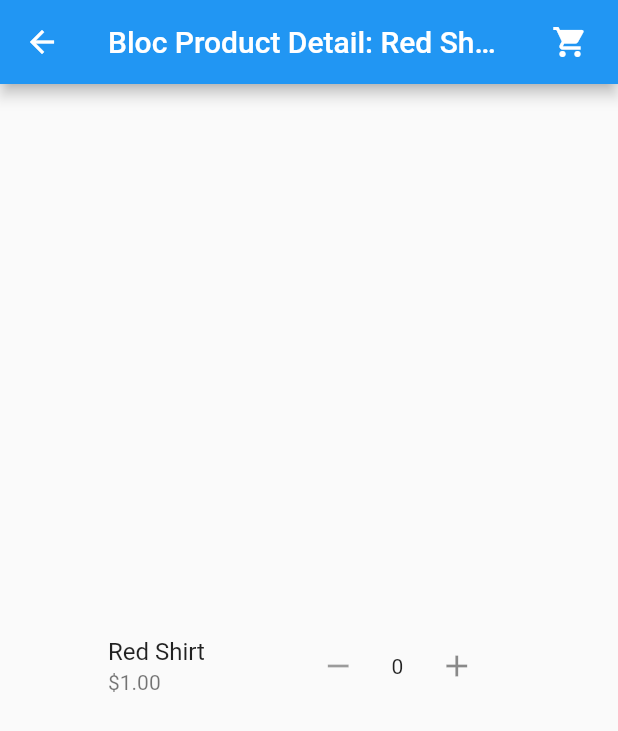
After one commit to emmett-deen/Flutter-Atlanta-State-Management-Comparison, a Flutter app: the RiverpodProductListingScreen screen opened directly, after a tap on "Red Shirt", on a phone screen of 412 x 824 dp. The commit adds this screen. Shown: the top 731 px of the screen. Run offline on Flutter 3.47's test engine with Material 2 defaults, Android fonts, the phone set to English and light mode, and no system bars; drawn by our look-alikes of badges; our stand-ins replace flutter_bloc, flutter_riverpod, freezed_annotation, get; generated files the repository leaves out were written again.

Commit message:
Finished demo

```diff
--- /dev/null
+++ b/lib/riverpod/screens.dart/riverpod_product_detail_screen.dart
@@ -0,0 +1,60 @@
+import 'package:badges/badges.dart';
+import 'package:flutter/material.dart';
+import 'package:flutter_atlanta_state_management_comparison/data/models/product.dart';
+import 'package:flutter_atlanta_state_management_comparison/widgets/product_list_tile.dart';
+import 'package:flutter_riverpod/flutter_riverpod.dart';
+
+import '../providers/cart_provider.dart';
+
+class RiverpodProductDetailScreen extends ConsumerWidget {
+  final Product product;
+  const RiverpodProductDetailScreen({Key? key, required this.product})
+      : super(key: key);
+
+  @override
+  Widget build(BuildContext context, WidgetRef ref) {
+    final cart = ref.watch(cartProvider);
+
+    return Scaffold(
+      appBar: AppBar(
+        title: Text('Bloc Product Detail: ${product.title}'),
+        actions: [
+          Padding(
+            padding: const EdgeInsets.all(8.0),
+            child: Badge(
+              position: BadgePosition.topEnd(end: -5),
+              badgeContent: Text(cart.isNotEmpty ? '${cart.length}' : '0'),
+              showBadge: cart.isNotEmpty,
+              child: IconButton(
+                icon: const Icon(Icons.shopping_cart),
+                onPressed: () {},
+              ),
+            ),
+          )
+        ],
+      ),
+      body: Center(
+        child: SizedBox(
+          width: 300,
+          height: 64,
+          child: ProductListTile(
+            product: product,
+            quantity:
+                cart.where((element) => element == product).length,
+            onDecrement:
+                (cart.where((element) => element == product ).isEmpty)
+                    ? null
+                    : () {
+                        ref
+                            .read(cartProvider.notifier)
+                            .removeProduct(product);
+                      },
+            onIncrement: () {
+              ref.read(cartProvider.notifier).addProduct(product);
+            },
+          ),
+        ),
+      ),
+    );
+  }
+}
--- a/lib/riverpod/screens.dart/riverpod_product_listing_screen.dart
+++ b/lib/riverpod/screens.dart/riverpod_product_listing_screen.dart
@@ -1,9 +1,9 @@
 // ignore_for_file: avoid_print
 
 import 'package:badges/badges.dart';
-import 'package:flutter_atlanta_state_management_comparison/get/controllers/cart_controller.dart';
 import 'package:flutter_atlanta_state_management_comparison/riverpod/providers/cart_provider.dart';
 import 'package:flutter_atlanta_state_management_comparison/riverpod/providers/products_provider.dart';
+import 'package:flutter_atlanta_state_management_comparison/riverpod/screens.dart/riverpod_product_detail_screen.dart';
 import 'package:flutter_atlanta_state_management_comparison/widgets/product_list_tile.dart';
 import 'package:flutter/material.dart';
 import 'package:flutter_riverpod/flutter_riverpod.dart';
@@ -46,9 +46,9 @@ class RiverpodProductListingScreen extends ConsumerWidget {
                 itemCount: products.length,
                 itemBuilder: (context, index) => InkWell(
                       onTap: () {
-                        // Navigator.of(context).push(MaterialPageRoute(
-                        //     builder: ((context) => GetProductDetailScreen(
-                        //         product: products[index]))));
+                        Navigator.of(context).push(MaterialPageRoute(
+                            builder: ((context) => RiverpodProductDetailScreen(
+                                product: products[index]))));
                       },
                       child: ProductListTile(
                         product: products[index],
```
